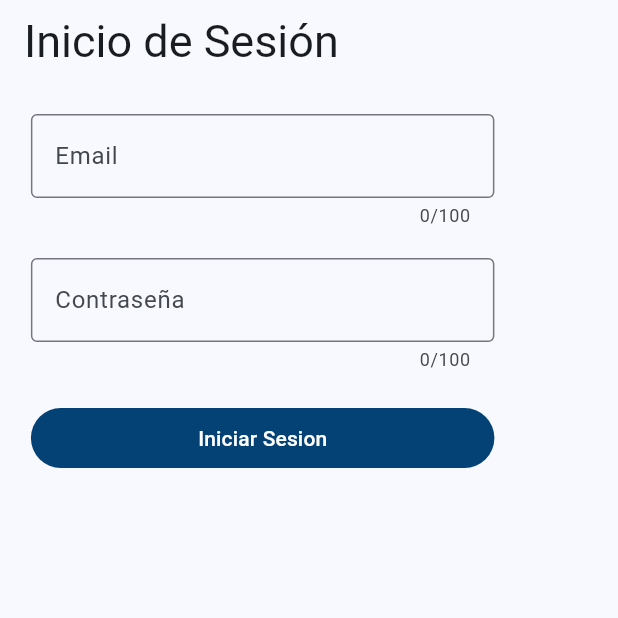
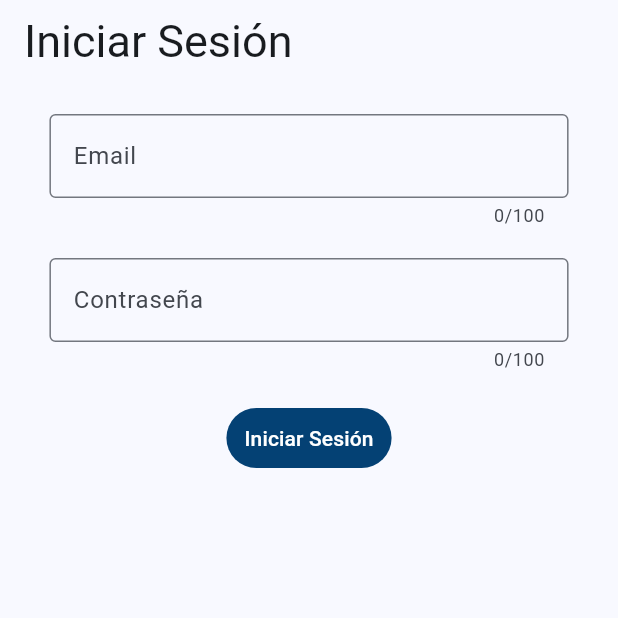
Before and after one commit to aricardohl/prueba-tecnica-flutter, a Flutter app: the screen it shows after launch, on a phone screen of 412 x 824 dp, the top half of it. Run offline on Flutter 3.47's test engine with Material 3 defaults, Android fonts, the phone set to English and light mode, and no system bars; our stand-ins replace camera, fluttertoast, objectbox; missing offline and left inert: gal; generated files the repository leaves out were written again; statements that could not run were skipped.

Commit message:
fix(project): add good practices to project

```diff
--- /dev/null
+++ b/historial_enfermedades/lib/constants/strings.dart
@@ -0,0 +1,29 @@
+class AppStrings {
+
+  static const mailPasswordError = 'Correo o contraseña incorrectos';
+  static const sendEmailPasswordError = 'Por favor ingresa tu email y contraseña';
+  static const emailError = 'Ingresa un email';
+  static const validEmailError = 'Ingresa un email valido';
+  static const labelEmail = 'Email';
+  static const labelPassword = 'Contraseña';
+  static const hintEmail = 'Ingresa tu email';
+  static const hintPassword = 'Ingresa tu contraseña';
+  static const logInText = 'Iniciar Sesión';
+
+  static const listadoText = 'Listado';
+  static const searchText = 'Buscar...';
+  static const pathToDoctorImage = './lib/assets/doctor.png';
+  static const pacientLabel = 'Paciente';
+  static const discomfortLabel = 'Malestar';
+  static const doctorLabel = 'Doctor';
+  static const phoneLabel = 'Tel';
+
+  static const validNameError = 'Ingresa un nombre valido';
+  static const validPhoneError = 'Ingresa un telefono valido';
+  static const registerLabel = 'Registro';
+  static const dateLabel = 'Fecha';
+  static const takePhotoRecipe = 'Capturar receta';
+  static const saveLabel = 'Guardar';
+  static const fillAllFields = 'Llena todos los campos';
+
+}
--- a/historial_enfermedades/lib/main.dart
+++ b/historial_enfermedades/lib/main.dart
@@ -1,6 +1,6 @@
 import 'package:flutter/material.dart';
 import 'package:historial_enfermedades/pages/log_in.dart';
-import 'package:historial_enfermedades/services/objectBoxHelper.dart';
+import 'package:historial_enfermedades/services/object_box_helper.dart';
 import 'package:path_provider/path_provider.dart';
 
 
--- a/historial_enfermedades/lib/pages/log_in.dart
+++ b/historial_enfermedades/lib/pages/log_in.dart
@@ -1,5 +1,6 @@
 import 'package:flutter/material.dart';
-import 'package:historial_enfermedades/pages/listado.dart';
+import 'package:historial_enfermedades/constants/strings.dart';
+import 'package:historial_enfermedades/pages/_listado.dart';
 import 'package:historial_enfermedades/pages/widgets/errorWidget.dart';
 
 class Login extends StatefulWidget {
@@ -24,10 +25,10 @@ class _LoginPageStateClass extends State<Login> {
   String? _newPassword;
   String? _validateEmail(String? value) {
     if (value == null || value.isEmpty) {
-      return 'Ingresa un email';
+      return AppStrings.emailError;
     }
     if (!emailRegex.hasMatch(value)) {
-      return 'Ingresa un email valido';
+      return AppStrings.validEmailError;
     } else {
       return null;
     }
@@ -51,35 +52,32 @@ class _LoginPageStateClass extends State<Login> {
   }
 
   Widget textFieldEmail(BuildContext context) {
-    return SizedBox(
-        width: _deviceWidth * 0.75,
+    return Center(
         child: TextField(
           maxLength: 100,
           controller: emailController,
           decoration: InputDecoration(
               border: OutlineInputBorder(),
-              labelText: 'Email',
-              hintText: 'Ingresa tu email'),
+              labelText: AppStrings.labelEmail,
+              hintText: AppStrings.hintEmail),
         ));
   }
 
   Widget textFieldPassword(BuildContext context) {
-    return SizedBox(
-        width: _deviceWidth * 0.75,
+    return Center(
         child: TextField(
           maxLength: 100,
           controller: passwordController,
           obscureText: true,
           decoration: InputDecoration(
               border: OutlineInputBorder(),
-              labelText: 'Contraseña',
-              hintText: 'Ingresa tu contraseña'),
+              labelText: AppStrings.labelPassword,
+              hintText: AppStrings.hintPassword),
         ));
   }
 
   Widget buttonIniciarSesion(BuildContext context) {
-    return SizedBox(
-        width: _deviceWidth * 0.75,
+    return Center(
         child: TextButton(
             style: const ButtonStyle(
                 backgroundColor: WidgetStatePropertyAll<Color>(
@@ -88,23 +86,26 @@ class _LoginPageStateClass extends State<Login> {
               handleButtonLogin();
             },
             child:
-                Text(style: TextStyle(color: Colors.white), 'Iniciar Sesion')));
+                Text(style: TextStyle(color: Colors.white), AppStrings.logInText)));
   }
 
   bool handleButtonLogin() {
-    if (_newEmail != null && _newPassword != null) {
-      if (_newEmail == 'jhon@mail.com' && _newPassword == "77@1\$") {
-        Navigator.pushReplacement(
-            context, MaterialPageRoute(builder: (context) => ListadoPage()));
-            return true;
-      }
-      var msg = _validateEmail(_newEmail);
-      if (msg != null) {
-        toastErrorMessage(context, msg);
-        return false;
-      }
+    if(_newEmail == null || _newEmail!.isEmpty || _newPassword == null || _newPassword!.isEmpty) {
+      toastErrorMessage(context, AppStrings.sendEmailPasswordError);
+      return false;
     }
-    return true;
+    final emailErrorMsg = _validateEmail(_newEmail);
+    if(emailErrorMsg != null) {
+      toastErrorMessage(context, emailErrorMsg);
+      return false;
+    }
+    if (_newEmail == 'jhon@mail.com' && _newPassword == "77@1\$") {
+      Navigator.pushReplacement(
+          context, MaterialPageRoute(builder: (context) => ListadoPage()));
+    } else {
+      toastErrorMessage(context, AppStrings.mailPasswordError);
+    }
+    return false;
   }
 
 
@@ -119,18 +120,15 @@ class _LoginPageStateClass extends State<Login> {
               style: TextStyle(
                 fontSize: 30,
               ),
-              'Inicio de Sesión'),
+              AppStrings.logInText),
         ),
         body: SafeArea(
             child: Container(
           height: _deviceHeight,
           width: _deviceWidth,
-          padding: EdgeInsets.symmetric(horizontal: _deviceWidth * 0.05),
-          child: Stack(
-            children: [
-              Column(
-                mainAxisAlignment: MainAxisAlignment.start,
-                mainAxisSize: MainAxisSize.max,
+          padding: EdgeInsets.symmetric(horizontal: _deviceWidth * 0.08),
+          child: Column(
+                crossAxisAlignment: CrossAxisAlignment.center,
                 children: [
                   SizedBox(height: 20),
                   textFieldEmail(context),
@@ -140,8 +138,6 @@ class _LoginPageStateClass extends State<Login> {
                   buttonIniciarSesion(context),
                 ],
               )
-            ],
-          ),
         )
       )
     );
--- a/historial_enfermedades/lib/pages/takePictureScreen.dart
+++ b/historial_enfermedades/lib/pages/takePictureScreen.dart
@@ -3,7 +3,6 @@ import 'package:flutter/material.dart';
 import 'package:gal/gal.dart';
 
 class TakePictureScreen extends StatefulWidget {
-
 
   const TakePictureScreen ({super.key,});
   @override
@@ -15,6 +14,7 @@ class TakePictureScreenState extends State<TakePictureScreen> {
   List<CameraDescription> cameras = [];
   CameraController? controller;
 
+  @override
   void initState(){
     super.initState();
     _setUpCameraController();
--- a/historial_enfermedades/lib/services/objectBox.dart
+++ b/historial_enfermedades/lib/services/object_box.dart
@@ -1,5 +1,4 @@
 import 'package:historial_enfermedades/models/recipe.dart';
-import 'package:objectbox/objectbox.dart';
 import '../objectbox.g.dart'; // Archivo generado
 
 class ObjectBox {
@@ -14,7 +13,7 @@ class ObjectBox {
 
   static Future<ObjectBox> create() async {
     if (_instance == null) {
-      final store = await openStore(); // Abre la base de datos
+      final store = openStore();
       _instance = ObjectBox._create(store);
     }
     return _instance!;
```
Also changed, not shown: historial_enfermedades/lib/pages/_listado.dart (renamed from historial_enfermedades/lib/pages/listado.dart, +10 -10 lines), historial_enfermedades/lib/pages/registro.dart (+53 -50 lines), historial_enfermedades/lib/services/object_box_helper.dart (renamed from historial_enfermedades/lib/services/objectBoxHelper.dart).
